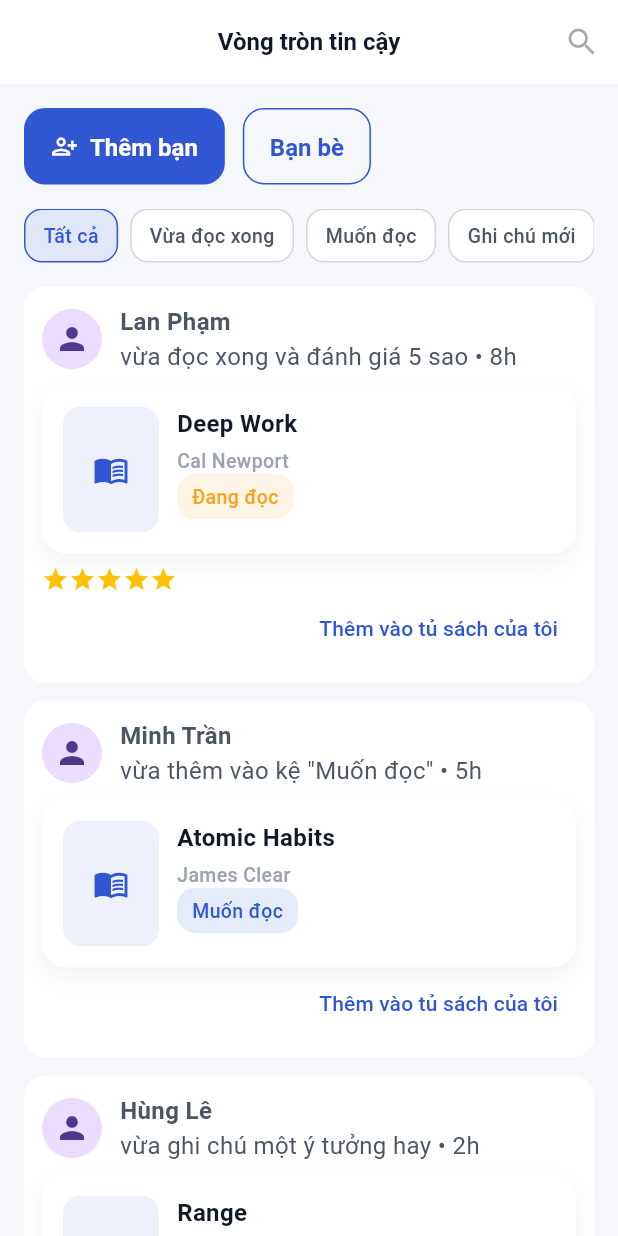
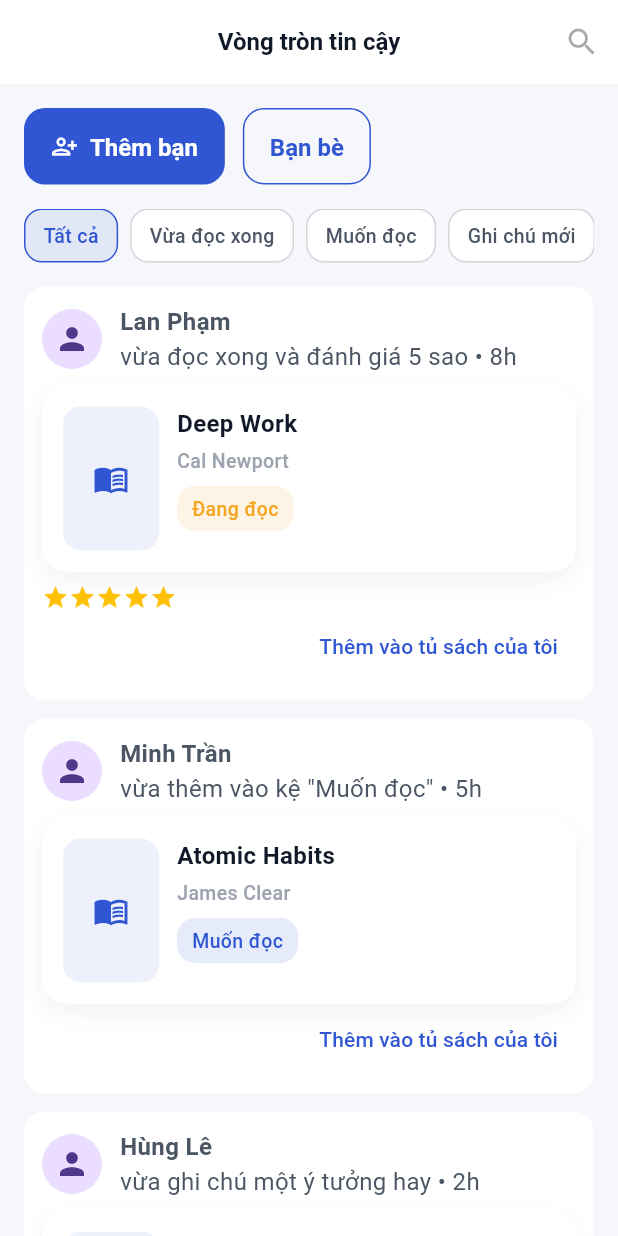
Before and after one commit to nviethung04/tram_doc, a Flutter app: the CircleScreen screen opened directly, on a phone screen of 412 x 824 dp. Run offline on Flutter 3.47's test engine with Material 3 defaults, Android fonts, the phone set to English and light mode, and no system bars; our stand-ins replace cloud_firestore, firebase_auth, firebase_core, image_picker, shared_preferences; missing offline and left inert: mobile_scanner; accounts and stored records are empty; network calls fail.

Commit message:
Revert "update responsive size box book"
This reverts commit 241a1849263ed9c28b3bd05347b938c2a552056d.

```diff
--- a/lib/components/book_card.dart
+++ b/lib/components/book_card.dart
@@ -43,7 +43,7 @@ class BookCard extends StatelessWidget {
               borderRadius: BorderRadius.circular(12),
               child: Container(
                 width: 64,
-                height: 84,
+                height: 96,
                 color: AppColors.primary.withValues(alpha: 0.08),
                 child: book.coverUrl != null && book.coverUrl!.isNotEmpty
                     ? Image.network(
@@ -59,32 +59,23 @@ class BookCard extends StatelessWidget {
             Expanded(
               child: Column(
                 crossAxisAlignment: CrossAxisAlignment.start,
-                mainAxisSize: MainAxisSize.max,
                 children: [
-                  Text(
-                    book.title,
-                    style: AppTypography.bodyBold,
-                    maxLines: 2,
-                    overflow: TextOverflow.ellipsis,
-                  ),
+                  Text(book.title, style: AppTypography.bodyBold),
                   const SizedBox(height: 4),
-                  Text(
-                    book.author,
-                    style: AppTypography.caption,
-                    maxLines: 1,
-                    overflow: TextOverflow.ellipsis,
-                  ),
-                  const Spacer(),
+                  Text(book.author, style: AppTypography.caption),
+                  const SizedBox(height: 8),
+                  _statusChip(book.status.label, book.status.color),
                   if (showProgress && book.status == BookStatus.reading) ...[
+                    const SizedBox(height: 10),
                     ProgressBar(value: book.progress),
                     const SizedBox(height: 6),
                     Text(
                       '${book.readPages}/${book.totalPages} trang',
                       style: AppTypography.caption,
                     ),
-                    const SizedBox(height: 8),
                   ],
                   if (onAdd != null) ...[
+                    const SizedBox(height: 10),
                     Align(
                       alignment: Alignment.centerRight,
                       child: TextButton.icon(
@@ -93,9 +84,7 @@ class BookCard extends StatelessWidget {
                         label: const Text('Thêm vào kệ'),
                       ),
                     ),
-                    const SizedBox(height: 8),
                   ],
-                  _statusChip(book.status.label, book.status.color),
                 ],
               ),
             ),
--- a/lib/features/notes/notes_screen.dart
+++ b/lib/features/notes/notes_screen.dart
@@ -215,11 +215,7 @@ class _NotesScreenState extends State<NotesScreen> {
                         (note) => Card(
                           margin: const EdgeInsets.only(bottom: 8),
                           child: ListTile(
-                            title: Text(
-                              note.bookTitle,
-                              maxLines: 1,
-                              overflow: TextOverflow.ellipsis,
-                            ),
+                            title: Text(note.bookTitle),
                             subtitle: Column(
                               crossAxisAlignment: CrossAxisAlignment.start,
                               children: [
```
Also changed, not shown: lib/features/library/book_detail_screen.dart (+14 -19 lines), lib/features/library/library_screen.dart (+23 -46 lines), lib/features/profile/edit_profile_screen.dart (+16 -51 lines), lib/features/profile/profile_screen.dart (+12 -42 lines).
